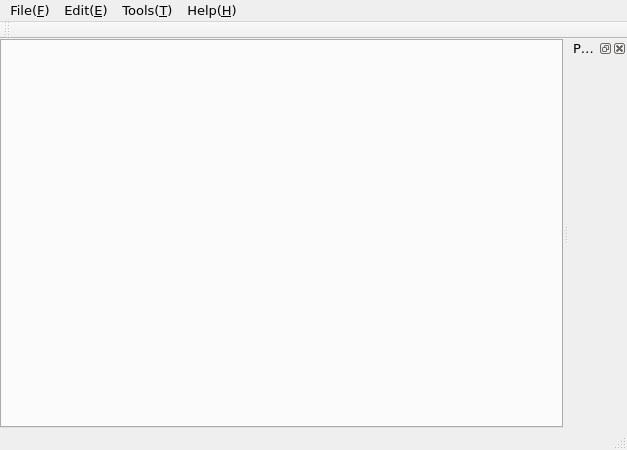
Above: Marken/form/Marken.ui from RominYue/Marken before the change. Below: the same form after it.
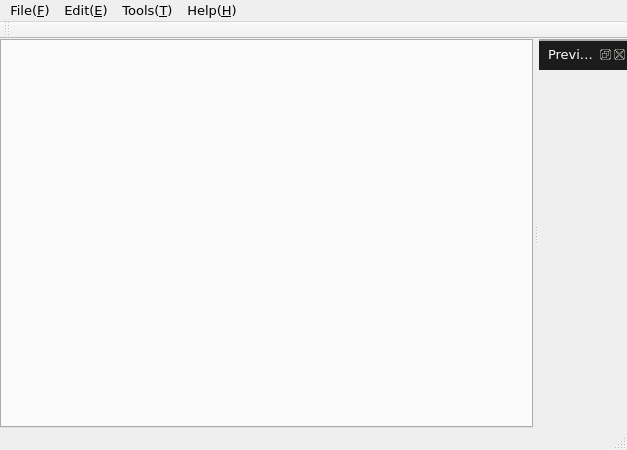
That is the form after the change. Icons and pictures are not drawn. Custom widgets are drawn as their Qt base class.

Commit message: Highlight and preview for code block.

The edit to the form file:
```diff
--- a/Marken/form/Marken.ui
+++ b/Marken/form/Marken.ui
@@ -128,8 +128,27 @@
   </widget>
   <widget class="QStatusBar" name="statusBar"/>
   <widget class="QDockWidget" name="dockWidgetPreview">
+   <property name="font">
+    <font>
+     <family>Verdana</family>
+     <pointsize>10</pointsize>
+     <stylestrategy>PreferAntialias</stylestrategy>
+     <kerning>true</kerning>
+    </font>
+   </property>
+   <property name="styleSheet">
+    <string notr="true">QDockWidget {
+  color: white;
+}
+
+QDockWidget::title {
+  padding: 5px;
+  background-color: #1B1B1B;
+  border-top: 2px solid darkgray;
+}</string>
+   </property>
    <property name="windowTitle">
-    <string>Previewer</string>
+    <string>Preview</string>
    </property>
    <attribute name="dockWidgetArea">
     <number>2</number>
```
The commit also changes 14 other files.
